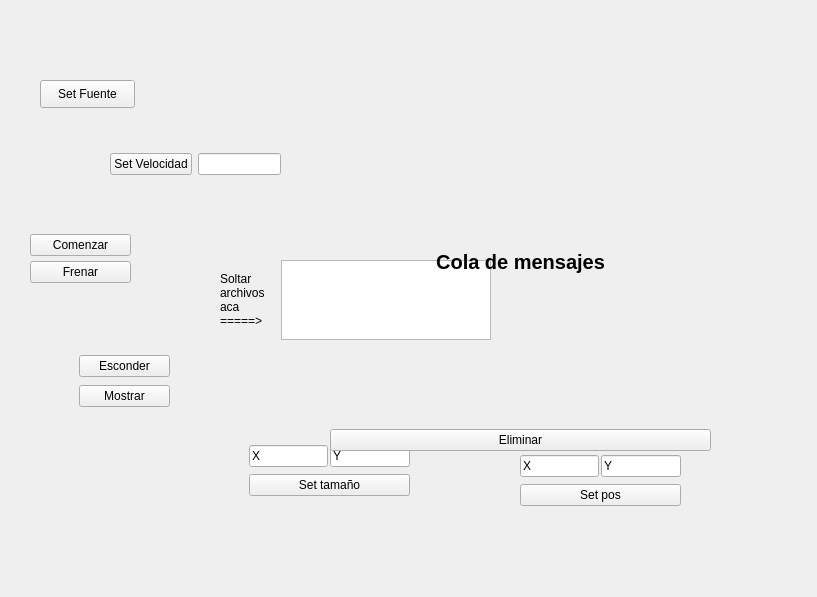
aguperezpala/linux-bluetooth-qt, file src/textwindow/maintxtwindow.ui: the form before one commit.
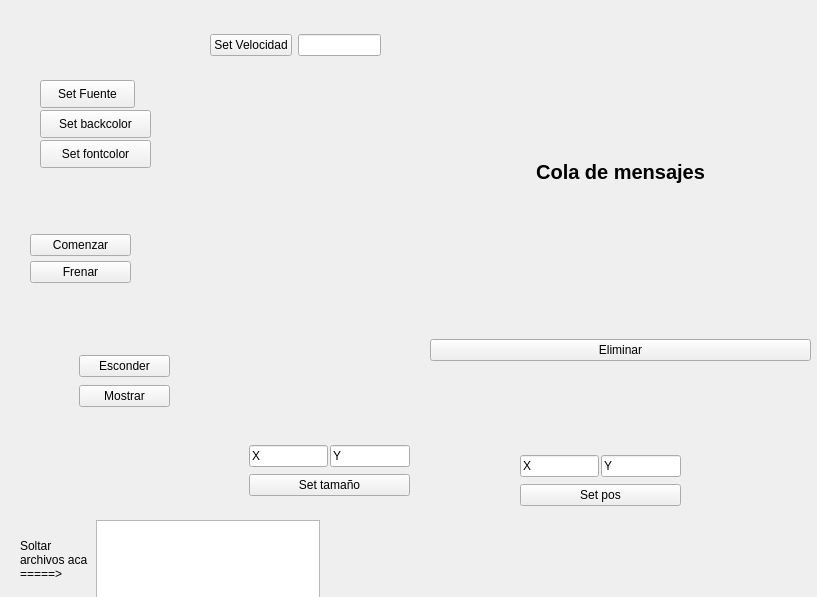
The form after the commit.

The edit to the form file:
```diff
--- a/src/textwindow/maintxtwindow.ui
+++ b/src/textwindow/maintxtwindow.ui
@@ -101,9 +101,9 @@
   <widget class="QWidget" name="horizontalLayoutWidget" >
    <property name="geometry" >
     <rect>
-     <x>220</x>
-     <y>260</y>
-     <width>271</width>
+     <x>20</x>
+     <y>520</y>
+     <width>300</width>
      <height>80</height>
     </rect>
    </property>
@@ -177,8 +177,8 @@
   <widget class="QWidget" name="horizontalLayoutWidget_2" >
    <property name="geometry" >
     <rect>
-     <x>110</x>
-     <y>149</y>
+     <x>210</x>
+     <y>30</y>
      <width>171</width>
      <height>30</height>
     </rect>
@@ -199,8 +199,8 @@
   <widget class="QWidget" name="verticalLayoutWidget_4" >
    <property name="geometry" >
     <rect>
-     <x>330</x>
-     <y>100</y>
+     <x>430</x>
+     <y>10</y>
      <width>381</width>
      <height>351</height>
     </rect>
@@ -274,6 +274,46 @@
     <string>Set Fuente</string>
    </property>
   </widget>
+  <widget class="QPushButton" name="txtbuttonSetBackColor" >
+   <property name="geometry" >
+    <rect>
+     <x>40</x>
+     <y>110</y>
+     <width>111</width>
+     <height>28</height>
+    </rect>
+   </property>
+   <property name="text" >
+    <string>Set backcolor</string>
+   </property>
+  </widget>
+  <widget class="QPushButton" name="txtbuttonSetFontColor" >
+   <property name="geometry" >
+    <rect>
+     <x>40</x>
+     <y>140</y>
+     <width>111</width>
+     <height>28</height>
+    </rect>
+   </property>
+   <property name="text" >
+    <string>Set fontcolor</string>
+   </property>
+  </widget>
+  <zorder>verticalLayoutWidget</zorder>
+  <zorder>verticalLayoutWidget_2</zorder>
+  <zorder>horizontalLayoutWidget</zorder>
+  <zorder>verticalLayoutWidget_3</zorder>
+  <zorder>horizontalLayoutWidget_2</zorder>
+  <zorder>verticalLayoutWidget_4</zorder>
+  <zorder>verticalLayoutWidget_5</zorder>
+  <zorder>textEdit</zorder>
+  <zorder>textEdit</zorder>
+  <zorder>pushButton</zorder>
+  <zorder>txtbuttonSetFont</zorder>
+  <zorder>txtbuttonSetBackColor</zorder>
+  <zorder>txtbuttonSetFontColor</zorder>
+  <zorder>label_2</zorder>
  </widget>
  <resources/>
  <connections/>
```
Left out of the diff: 5 changed lines with no effect on the pictures.
